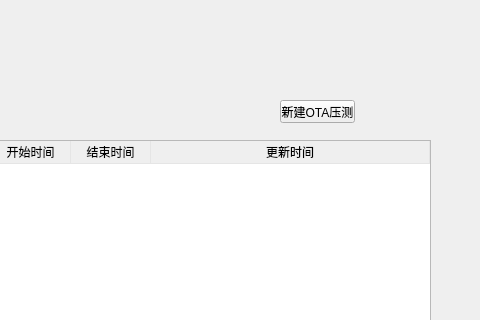
Before: the Qt Designer form qt/functions/presure/home.ui in liangfutang/py-modules, drawn with Qt 5; both pictures show x 520 to 1000 and y 0 to 320 of the 1000 by 800 pixel window.
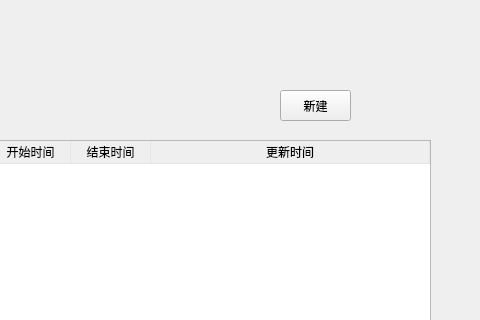
After: the same form once the commit is applied.

What changed in the file:
```diff
--- a/qt/functions/presure/home.ui
+++ b/qt/functions/presure/home.ui
@@ -18,13 +18,13 @@
     <property name="geometry">
      <rect>
       <x>800</x>
-      <y>100</y>
-      <width>75</width>
-      <height>23</height>
+      <y>90</y>
+      <width>71</width>
+      <height>31</height>
      </rect>
     </property>
     <property name="text">
-     <string>新建OTA压测</string>
+     <string>新建</string>
     </property>
    </widget>
    <widget class="QTableWidget" name="taskTableWidget">
```
Left out of the diff: 2 changed lines with no effect on the pictures.
